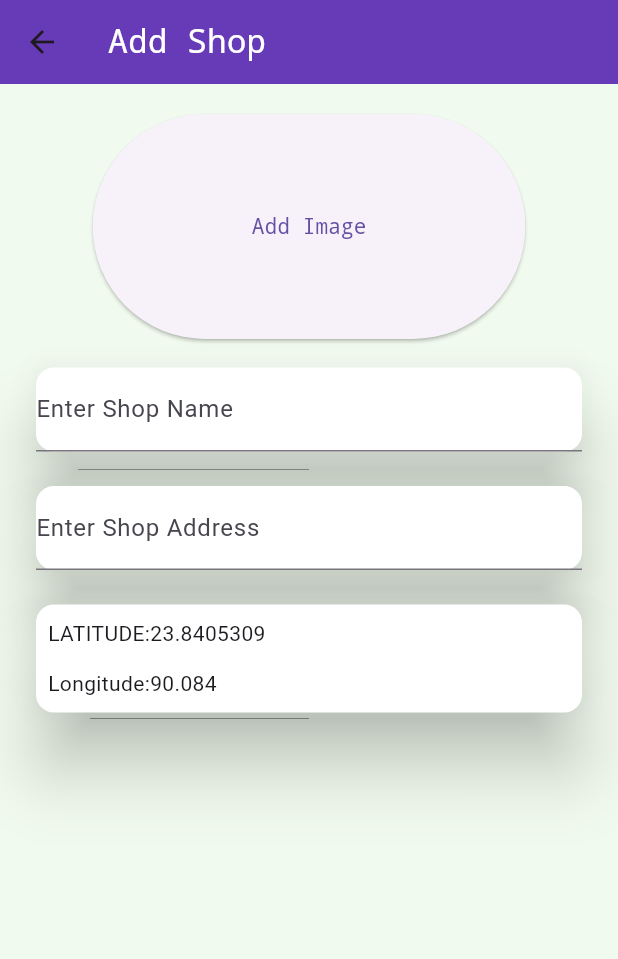
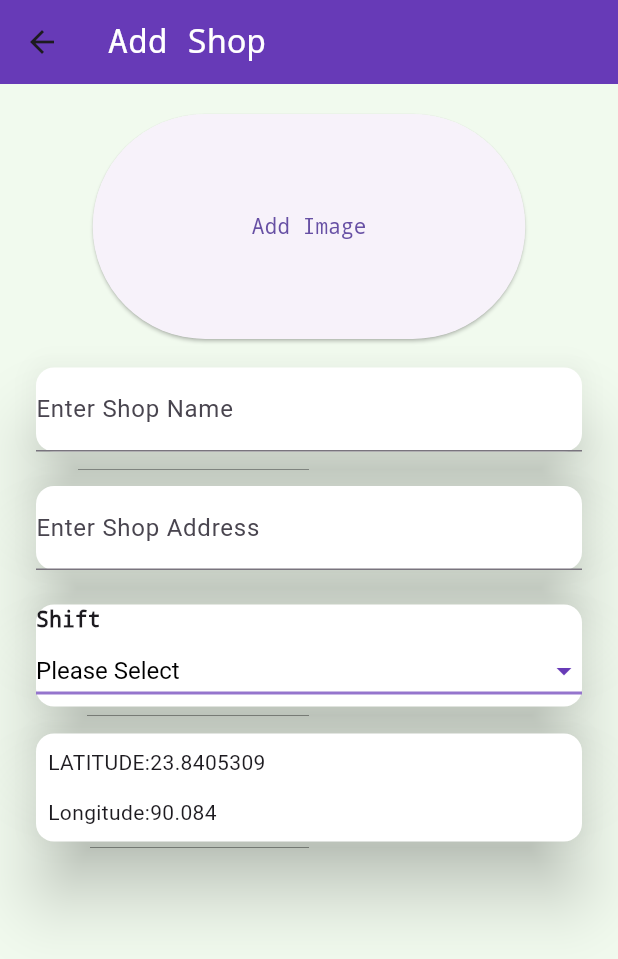
Before and after one commit to fahim-foyshal/robisalesautomationflutter, a Flutter app: the AddShopPage screen opened directly, on a phone screen of 412 x 824 dp. Shown: the top 959 px of the screen. Run offline on Flutter 3.47's test engine with Material 3 defaults, Android fonts, the phone set to English and light mode, and no system bars; our stand-ins replace font_awesome_flutter, percent_indicator, pie_chart; network calls fail.

Commit message:
Updated all.

```diff
--- a/lib/view/ProfileInfo.dart
+++ b/lib/view/ProfileInfo.dart
@@ -25,7 +25,7 @@ class _ProfileInfoState extends State<ProfileInfo> {
           "Profile Info",
           style: TextStyle(color: Colors.white),
         ),
-        backgroundColor: const Color.fromARGB(255, 248, 56, 88),
+        backgroundColor: Appcolors.primary,
         toolbarHeight: 40,
       ),
       body: Column(
@@ -35,7 +35,7 @@ class _ProfileInfoState extends State<ProfileInfo> {
             padding: EdgeInsets.all(16.0),
             child: Card(
               elevation: 5,
-              color: const Color.fromARGB(255, 248, 56, 88),
+              color: Appcolors.secondary,
               child: Padding(
                 padding: const EdgeInsets.all(16.0),
                 child: Column(
--- a/lib/view/distributer.dart
+++ b/lib/view/distributer.dart
@@ -67,7 +67,7 @@ class _DistributerListState extends State<DistributerList>
 
     return Scaffold(
       appBar: AppBar(
-        backgroundColor: const Color.fromARGB(255, 248, 56, 88),
+        backgroundColor: Appcolors.primary,
         toolbarHeight: 10,
       ),
       body: Column(
@@ -76,7 +76,7 @@ class _DistributerListState extends State<DistributerList>
             padding: const EdgeInsets.all(16),
             width: screenWidth,
             decoration: const BoxDecoration(
-              color: Color.fromARGB(255, 248, 56, 88),
+              color: Appcolors.secondary,
               borderRadius: BorderRadius.only(),
             ),
             child: Row(
--- a/lib/view/openshops.dart
+++ b/lib/view/openshops.dart
@@ -27,6 +27,13 @@ class _AddShopPageState extends State<AddShopPage> {
     });
   }
 
+  String selectedOption = 'Please Select';
+  List<String> dropdownOptions = [
+    'Please Select',
+    'Morning',
+    'Afternone',
+    'Night',
+  ];
 
   @override
   Widget build(BuildContext context) {
@@ -42,7 +49,7 @@ class _AddShopPageState extends State<AddShopPage> {
         backgroundColor: Appcolors.primary,
       ),
       body: Padding(
-        padding:  EdgeInsets.all(20.0),
+        padding: EdgeInsets.all(20.0),
         child: Column(
           children: [
             // Add image picker widget here
@@ -53,7 +60,12 @@ class _AddShopPageState extends State<AddShopPage> {
                 onPressed: () {
                   // Implement image picking logic here
                 },
-                child: const Text('Add Image',style: TextStyle(fontFamily: "monospace",),),
+                child: const Text(
+                  'Add Image',
+                  style: TextStyle(
+                    fontFamily: "monospace",
+                  ),
+                ),
               ),
             ),
             const SizedBox(height: 15.0),
@@ -61,8 +73,7 @@ class _AddShopPageState extends State<AddShopPage> {
               color: Colors.white,
               elevation: 20,
               child: TextField(
-                decoration:
-                const InputDecoration(
+                decoration: const InputDecoration(
                   labelText: 'Enter Shop Name',
                 ),
                 onChanged: onShopNameChanged,
@@ -75,15 +86,83 @@ class _AddShopPageState extends State<AddShopPage> {
               child: TextField(
                 decoration: const InputDecoration(
                   labelText: 'Enter Shop Address',
+                  labelStyle: TextStyle(),
                 ),
                 onChanged: onShopAddressChanged,
               ),
             ),
             const SizedBox(height: 15.0),
-             Container(
-               height: 80,
-               width: MediaQuery.of(context).size.width,
-               child: Card(
+            Card(
+              color: Colors.white,
+              elevation: 20,
+              child: Container(
+                width: MediaQuery.of(context).size.width,
+                child: Column(
+                  crossAxisAlignment: CrossAxisAlignment.start,
+                  children: [
+                    Text(
+                      'Shift',
+                      style: TextStyle(
+                        fontWeight: FontWeight.bold,
+                        fontSize: 14,
+                        fontFamily: "monospace",
+                      ),
+                    ),
+                    DropdownButton<String>(
+                      value: selectedOption,
+                      onChanged: (String? newValue) {
+                        setState(
+                              () {
+                            selectedOption = newValue!;
+                          },
+                        );
+                      },
+                      style: TextStyle(
+                        fontSize: 16,
+                        color: Colors.black, // Text color
+                      ),
+                      dropdownColor: Appcolors.secondary,
+                      icon: Icon(
+                        Icons.arrow_drop_down,
+                        color: Appcolors.primary, // Dropdown arrow color
+                      ),
+                      underline: Container(
+                        height: 2,
+                        color: Appcolors.secondary, // Underline color
+                      ),
+                      isExpanded: true, // Make the dropdown width match the device width
+                      hint: Text(
+                        'Select Shift', // Placeholder text
+                        style: TextStyle(
+                          fontSize: 16,
+                          color: Colors.grey, // Placeholder text color
+                        ),
+                      ),
+                      items: dropdownOptions.map(
+                            (String option) {
+                          return DropdownMenuItem<String>(
+                            value: option,
+                            child: Text(
+                              option,
+                              style: TextStyle(
+                                fontSize: 16,
+                                color: Colors.black, // Dropdown item text color
+                              ),
+                            ),
+                          );
+                        },
+                      ).toList(),
+                    )
+                  ],
+                ),
+              ),
+            ),
+
+            const SizedBox(height: 10.0),
+            Container(
+              height: 80,
+              width: MediaQuery.of(context).size.width,
+              child: Card(
                 color: Colors.white,
                 elevation: 20,
                 child: Padding(
@@ -99,11 +178,7 @@ class _AddShopPageState extends State<AddShopPage> {
                     ],
                   ),
                 ),
-                           ),
-             ),
-            const SizedBox(height: 15.0),
-            Container(
-
+              ),
             ),
             // Implement dropdown menus for zone, division, and territory here
           ],
--- a/lib/view/orderdelivery.dart
+++ b/lib/view/orderdelivery.dart
@@ -26,7 +26,8 @@ class _OrderdeliveryState extends State<Orderdelivery> {
         backgroundColor: Appcolors.primary,
 
       ),
-      body: Column(
+      body: SingleChildScrollView(
+        child: Column(
           children: [
             Container(
 
@@ -93,8 +94,6 @@ class _OrderdeliveryState extends State<Orderdelivery> {
             ),
             Container(
               child: Container(
-
-
                 width: MediaQuery.of(context).size.width * 0.9,
                 height: MediaQuery.of(context).size.height * 0.6,
                 decoration: BoxDecoration(
@@ -176,6 +175,7 @@ class _OrderdeliveryState extends State<Orderdelivery> {
             ),
           ],
         ),
+      ),
     );
   }
 }
--- a/pubspec.yaml
+++ b/pubspec.yaml
@@ -12,10 +12,10 @@ dependencies:
     sdk: flutter
   cupertino_icons: ^1.0.2
   font_awesome_flutter: ^10.6.0
-  flutter_inappwebview: ^6.0.0
+#  flutter_inappwebview: ^6.0.0
   image_picker: ^1.0.7
   geolocator: ^10.1.0
-  webview_flutter: ^3.0.0
+#  webview_flutter: ^3.0.0
   percent_indicator: ^4.2.3
   pie_chart: ^5.4.0
   sqflite: ^2.3.1
```
Also changed, not shown: lib/model/AllMenuContent.dart (+4 -4 lines), lib/view/Attendance .dart (+191 -191 lines), pubspec.lock, 1 other file. Lines whose indentation alone changed are shown as unchanged.
